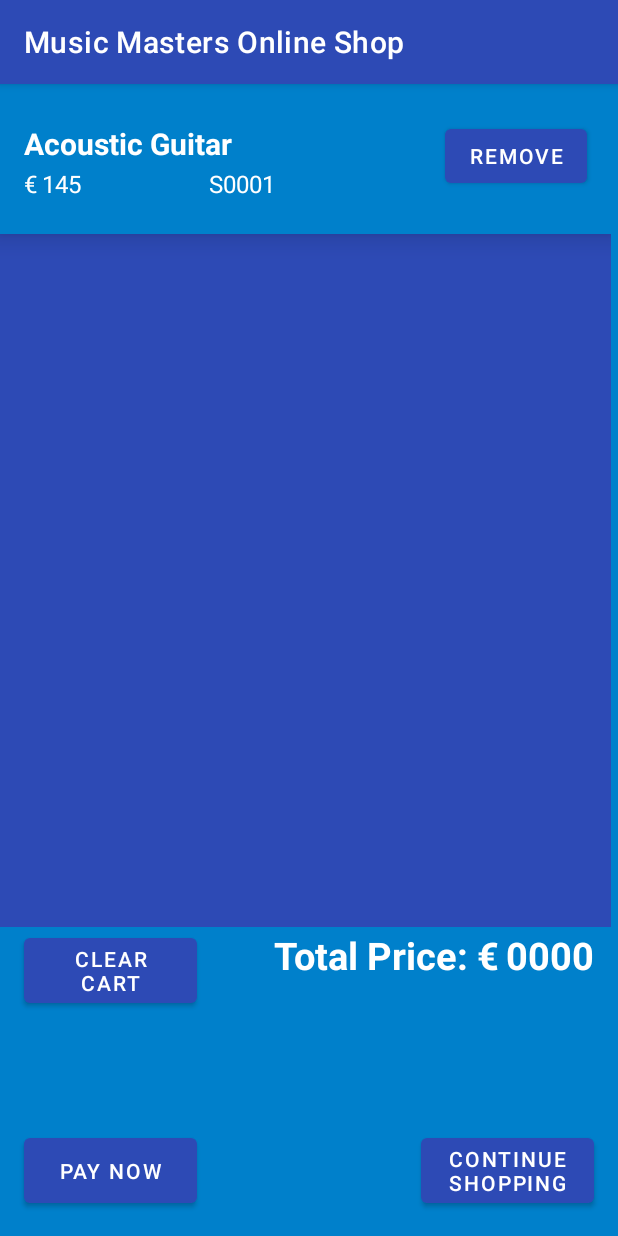
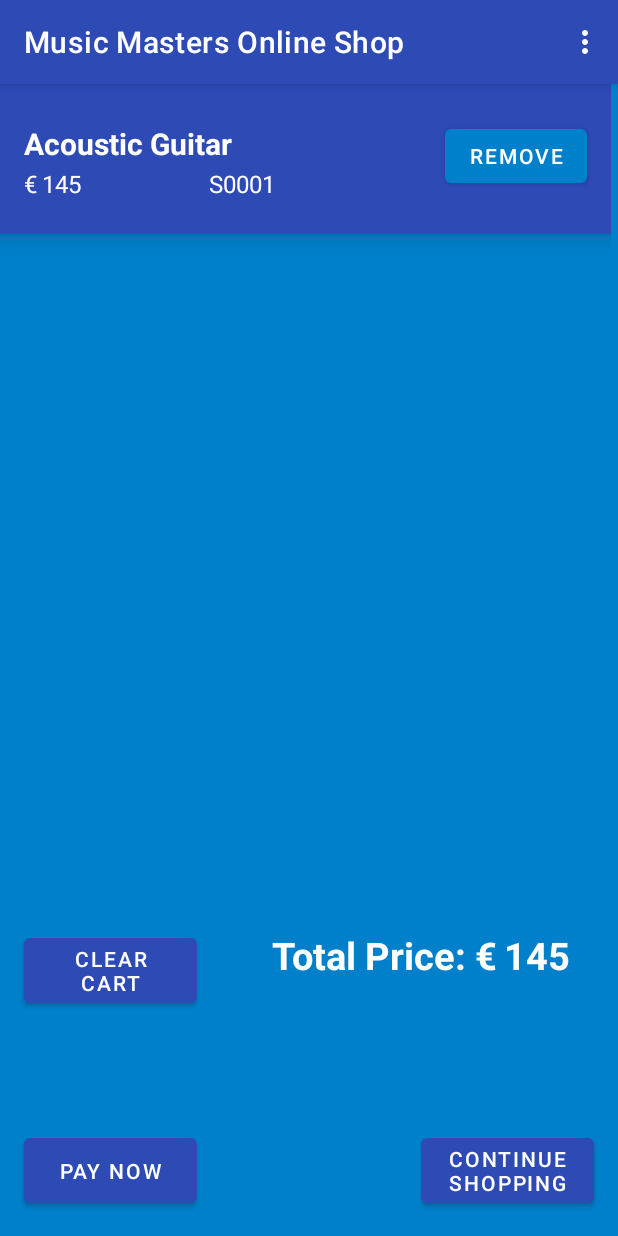
Before and after one commit to adamb9/InstrumentShopMobileProject, an Android app: the ShoppingCartActivity screen opened directly, with no data from a screen before it, on a phone screen of 412 x 824 dp. Run offline under Robolectric (Android 15) with nearby library versions, the phone set to English and light mode, and no system bars.

Commit message:
More functionality to remove items from cart added. Total cart price now shown
Signed-off-by: Adam Baldwin <adam.baldwin@mycit.ie>

```diff
--- a/app/src/main/assets/key_inst.json
+++ b/app/src/main/assets/key_inst.json
@@ -13,7 +13,7 @@
     },
     {
       "name":"Grand Piano",
-      "price": "€1,449",
+      "price": "€1449",
       "id": "K0003"
     },
     {
--- a/app/src/main/java/com/example/mobiledevicesproject2/DBHelper.java
+++ b/app/src/main/java/com/example/mobiledevicesproject2/DBHelper.java
@@ -130,7 +130,7 @@ public class DBHelper extends SQLiteOpenHelper {
     }
 
     // Get Item Details based on an item code
-    public ArrayList<HashMap<String, String>> getItemByID(int itemid) {
+    public ArrayList<HashMap<String, String>> getItemByID(String itemid) {
         SQLiteDatabase db = this.getWritableDatabase();
         ArrayList<HashMap<String, String>> itemList = new ArrayList<>();
         String query = "SELECT name, price FROM " + TABLE_Cart;
@@ -161,7 +161,7 @@ public class DBHelper extends SQLiteOpenHelper {
     }
 
     // Update Cart Item Details
-    public int updateUserDetails(int price, int itemid) {
+    public int updateUserDetails(int price, String itemid) {
         SQLiteDatabase db = this.getWritableDatabase();
         ContentValues cVals = new ContentValues();
         cVals.put(KEY_PRICE, price);
@@ -171,7 +171,7 @@ public class DBHelper extends SQLiteOpenHelper {
     }
 
     // Delete Cart Item Details
-    public void DeleteItem(int itemid) {
+    public void DeleteItem(String itemid) {
         SQLiteDatabase db = this.getWritableDatabase();
         db.delete(TABLE_Cart, KEY_CODE + " = ?", new String[]{String.valueOf(itemid)});
         db.close();
--- a/app/src/main/java/com/example/mobiledevicesproject2/cart/ShoppingCartActivity.java
+++ b/app/src/main/java/com/example/mobiledevicesproject2/cart/ShoppingCartActivity.java
@@ -4,20 +4,32 @@ import androidx.appcompat.app.AppCompatActivity;
 import androidx.recyclerview.widget.LinearLayoutManager;
 import androidx.recyclerview.widget.RecyclerView;
 
+import android.content.Intent;
 import android.os.Bundle;
+import android.view.Menu;
+import android.view.MenuItem;
 import android.view.View;
+import android.widget.Button;
 import android.widget.FrameLayout;
+import android.widget.TextView;
 import android.widget.Toast;
 
 import com.example.mobiledevicesproject2.DBHelper;
 import com.example.mobiledevicesproject2.Item_Instrument;
 import com.example.mobiledevicesproject2.R;
+import com.example.mobiledevicesproject2.home.MainActivity;
 import com.example.mobiledevicesproject2.home.RecyclerViewAdapter;
+import com.example.mobiledevicesproject2.login.LoginActivity;
 
 import java.util.ArrayList;
 
 public class ShoppingCartActivity extends AppCompatActivity implements CartAdapter.ListItemClickListener {
     private DBHelper mDatabase;
+    private int totalPrice = 0;
+    ArrayList<Item_Instrument> instrumentList;
+    RecyclerView recyclerView;
+    CartAdapter mAdapter;
+    TextView cartTotal;
 
     @Override
     protected void onCreate(Bundle savedInstanceState) {
@@ -25,26 +37,103 @@ public class ShoppingCartActivity extends AppCompatActivity implements CartAdapt
         setContentView(R.layout.activity_shopping_cart);
         final FrameLayout frameLayout = findViewById(R.id.frame_layout_cart);
 
-        RecyclerView recyclerView = findViewById(R.id.cartRecyclerView);
+        recyclerView = findViewById(R.id.cartRecyclerView);
         LinearLayoutManager linearLayoutManager = new LinearLayoutManager(this);
         recyclerView.setLayoutManager(linearLayoutManager);
         recyclerView.setHasFixedSize(true);
 
         mDatabase = new DBHelper(this);
-        ArrayList<Item_Instrument> instrumentList = mDatabase.getAllCartItems();
+        instrumentList = mDatabase.getAllCartItems();
         if(instrumentList.size()>0){
             recyclerView.setVisibility(View.VISIBLE);
-            CartAdapter mAdapter = new CartAdapter(instrumentList, this, this);
+            mAdapter = new CartAdapter(instrumentList, this, this);
             recyclerView.setAdapter(mAdapter);
         }
         else{
             recyclerView.setVisibility(View.GONE);
             Toast.makeText(this, "There are no items in your cart", Toast.LENGTH_LONG).show();
         }
+
+
+        for(int i=0;i<instrumentList.size();i++){
+            int itemPrice = Integer.parseInt(instrumentList.get(i).getPrice());
+            totalPrice += itemPrice;
+            System.out.println(totalPrice);
+        }
+
+
+        Button continueShopping = findViewById(R.id.continueShopping);
+        Button payNow = findViewById(R.id.payNow);
+        Button clearCart = findViewById(R.id.clearCart);
+        cartTotal = findViewById(R.id.cartTotal);
+
+
+        cartTotal.setText(String.valueOf(totalPrice));
+
+
+        continueShopping.setOnClickListener(new View.OnClickListener() {
+            @Override
+            public void onClick(View view) {
+                Intent intent = new Intent(ShoppingCartActivity.this, MainActivity.class);
+                startActivity(intent);
+            }
+        });
+
+        clearCart.setOnClickListener(new View.OnClickListener() {
+            @Override
+            public void onClick(View view) {
+                DBHelper db = new DBHelper(ShoppingCartActivity.this);
+                db.clearCart();
+                instrumentList.clear();
+                mAdapter.notifyDataSetChanged();
+                totalPrice = 0;
+                cartTotal.setText(String.valueOf(totalPrice));
+
+
+                //Intent intent = new Intent(ShoppingCartActivity.this, ShoppingCartActivity.class);
+                //startActivity(intent);
+            }
+        });
     }
 
     @Override
     public void onListItemClick(int position) {
+        DBHelper db = new DBHelper(this);
+        String id = instrumentList.get(position).getId();
+        db.DeleteItem(id);
+        int itemPrice = Integer.parseInt(instrumentList.get(position).getPrice());
+        totalPrice -= itemPrice;
+        cartTotal.setText(String.valueOf(totalPrice));
+        instrumentList.remove(position);
+        recyclerView.removeViewAt(position);
+        mAdapter.notifyItemRemoved(position);
+        mAdapter.notifyItemRangeChanged(position, instrumentList.size());
+        mAdapter.notifyDataSetChanged();
 
+        //Intent intent = new Intent(ShoppingCartActivity.this, ShoppingCartActivity.class);
+       // startActivity(intent);
+    }
+
+
+    @Override public boolean onCreateOptionsMenu(Menu menu) {
+        getMenuInflater().inflate(R.menu.main_menu, menu);
+        return true;
+    }
+
+    @Override public boolean onOptionsItemSelected(MenuItem item) {
+        switch (item.getItemId()) {
+            case R.id.action_sign_in:
+                Intent login = new Intent(ShoppingCartActivity.this, LoginActivity.class);
+                startActivity(login);
+                return true;
+            case R.id.action_basket:
+                return true;
+            case R.id.action_home:
+                Intent home = new Intent(ShoppingCartActivity.this, MainActivity.class);
+                startActivity(home);
+                return true;
+            default:
+                return super.onOptionsItemSelected(item);
+        }
     }
 }
--- a/app/src/main/res/layout/activity_shopping_cart.xml
+++ b/app/src/main/res/layout/activity_shopping_cart.xml
@@ -18,13 +18,13 @@
             android:id="@+id/cartRecyclerView"
             android:layout_width="407dp"
             android:layout_height="562dp"
-            android:background="@color/primary"
+            android:background="@color/primaryVariant"
             app:layout_constraintEnd_toEndOf="parent"
             app:layout_constraintStart_toStartOf="parent"
             app:layout_constraintTop_toTopOf="parent" />
     </FrameLayout>
     <Button
-        android:id="@+id/button"
+        android:id="@+id/continueShopping"
         android:layout_width="115dp"
         android:layout_height="55dp"
         android:layout_marginEnd="16dp"
@@ -35,7 +35,7 @@
         app:layout_constraintEnd_toEndOf="parent" />
 
     <Button
-        android:id="@+id/button2"
+        android:id="@+id/clearCart"
         android:layout_width="115dp"
         android:layout_height="55dp"
         android:layout_marginStart="16dp"
@@ -54,12 +54,12 @@
         android:textColor="@color/white"
         android:textSize="25sp"
         android:textStyle="bold"
-        app:layout_constraintEnd_toStartOf="@+id/textView3"
+        app:layout_constraintEnd_toStartOf="@+id/cartTotal"
         app:layout_constraintTop_toBottomOf="@+id/frame_layout_cart" />
 
     <TextView
-        android:id="@+id/textView3"
-        android:layout_width="wrap_content"
+        android:id="@+id/cartTotal"
+        android:layout_width="60dp"
         android:layout_height="wrap_content"
         android:layout_marginEnd="16dp"
         android:layout_marginRight="16dp"
@@ -71,7 +71,7 @@
         app:layout_constraintTop_toBottomOf="@+id/frame_layout_cart" />
 
     <Button
-        android:id="@+id/button3"
+        android:id="@+id/payNow"
         android:layout_width="115dp"
         android:layout_height="55dp"
         android:layout_marginStart="16dp"
--- a/app/src/main/res/layout/cart_row.xml
+++ b/app/src/main/res/layout/cart_row.xml
@@ -5,7 +5,7 @@
     android:layout_width="match_parent"
     android:layout_height="wrap_content"
     android:layout_marginBottom="10dp"
-    android:background="@color/primaryVariant"
+    android:background="@color/primary"
     android:elevation="10dp"
     android:orientation="vertical">
 
@@ -21,6 +21,7 @@
             android:layout_marginEnd="16dp"
             android:layout_marginRight="16dp"
             android:text="@string/removeItem"
+            app:backgroundTint="@color/primaryVariant"
             app:layout_constraintEnd_toEndOf="parent"
             app:layout_constraintTop_toTopOf="parent" />
 
@@ -31,7 +32,7 @@
             android:layout_marginStart="16dp"
             android:layout_marginLeft="16dp"
             android:text="TextView"
-            android:textColor="#FFFFFF"
+            android:textColor="@color/white"
             android:textSize="20sp"
             android:textStyle="bold"
             app:layout_constraintBottom_toBottomOf="parent"
```
